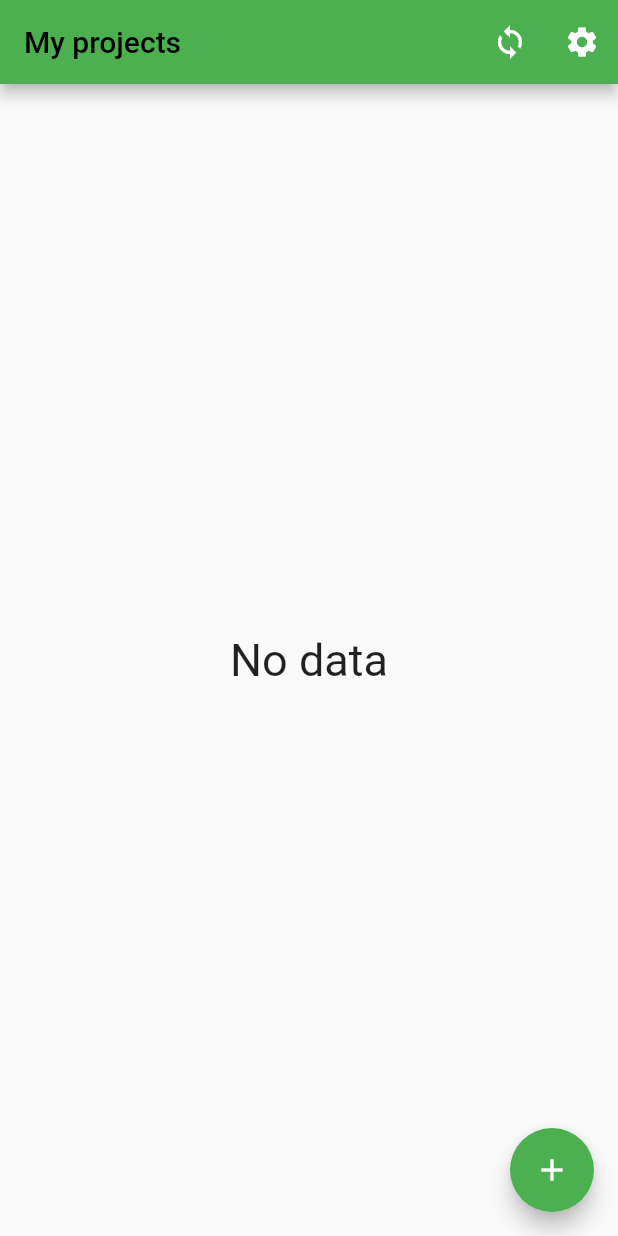
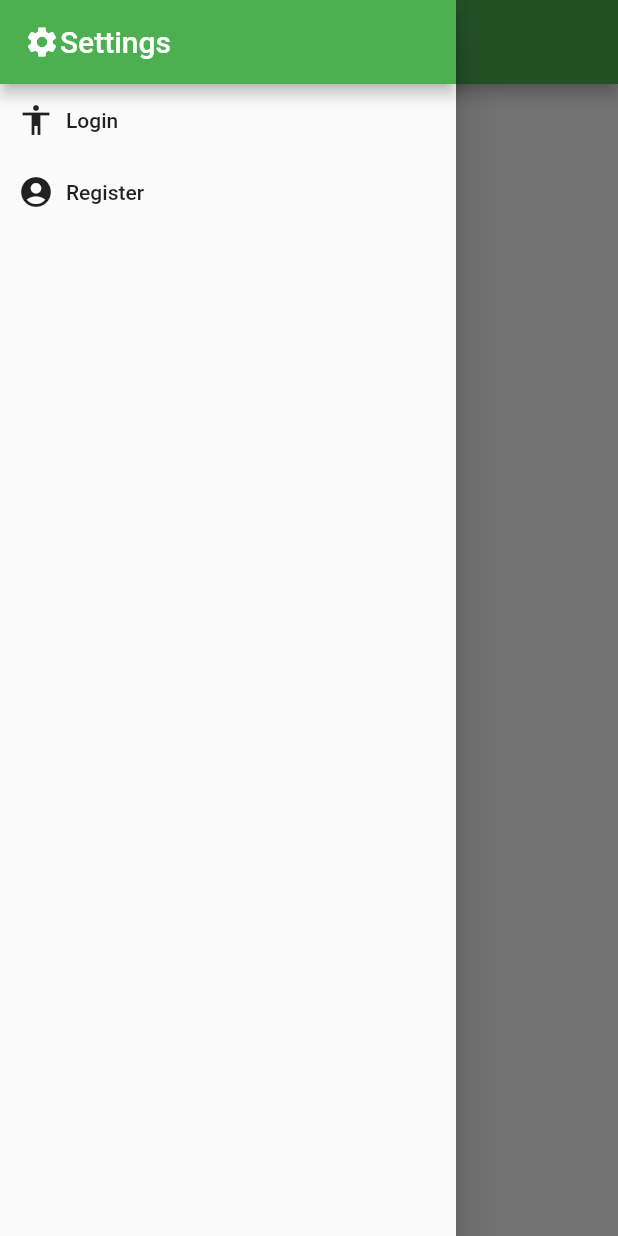
Before and after one commit to jWinterDay/InfoScannerMobile, a Flutter app: the screen it shows after launch, with the side drawer open (before the commit the screen has no drawer), on a phone screen of 412 x 824 dp. Run offline on Flutter 3.47's test engine with Material 2 defaults, Android fonts, the phone set to English and light mode, and no system bars; our stand-ins replace rxdart, shared_preferences, sqflite; missing offline and left inert: device_id; accounts and stored records are empty.

Commit message:
+ login screen + left side menu

```diff
--- a/lib/blocs/projects_bloc.dart
+++ b/lib/blocs/projects_bloc.dart
@@ -7,6 +7,8 @@ import '../models/project_model.dart';
 
 
 Function projectEq = const ListEquality().equals;
+
+//final bloc = ProjectsBloc();
 
 class ProjectsBloc {
   final _projectRepository = ProjectRepository();
@@ -34,6 +36,7 @@ class ProjectsBloc {
   syncAllProjects(List<Project> data) async {
     var m = data.map((p) => p.projectId).toList();
     print('data from listen event: $m');
+    //print('data from listen event: $data');
   }
 
   fetchAllProjects() async {
@@ -74,5 +77,3 @@ class ProjectsBloc {
     _projectsFetcher.close();
   }
 }
-
-final bloc = ProjectsBloc();
--- a/lib/main.dart
+++ b/lib/main.dart
@@ -5,7 +5,11 @@ import 'package:flutter/material.dart';
 //import 'dart:isolate';
 //import 'package:flutter/foundation.dart' as foundation;
 
-import 'ui/project_list_screen.dart';
+import 'ui/project/project_list_screen.dart';
+import 'ui/home_screen.dart';
+import 'ui/palette/palette_list_screen.dart';
+import 'ui/auth/user_login_screen.dart';
+import 'ui/auth/user_register_screen.dart';
 
 
 void main() => runApp(App());
@@ -18,9 +22,17 @@ class App extends StatelessWidget {
       theme: ThemeData(
         primarySwatch: Colors.green,
       ),
-      home: Scaffold(
-        body: ProjectListScreen()
-      )
+      initialRoute: '/',
+      routes: {
+        '/': (context) => HomeScreen(),
+        '/project': (context) => ProjectListScreen(),
+        '/palette': (context) => PaletteListScreen(),
+        '/user_login': (context) => UserLoginScreen(),
+        '/user_register': (context) => UserRegisterScreen(),
+      },
+      //home: Scaffold(
+      //  body: HomeScreen()//ProjectListScreen()
+      //)
     );
   }
 }
--- /dev/null
+++ b/lib/ui/home_screen.dart
@@ -0,0 +1,52 @@
+import 'package:flutter/material.dart';
+import './left_panel_screen.dart';
+
+class HomeScreen extends StatefulWidget {
+  @override
+  _HomeState createState() => _HomeState();
+}
+
+class _HomeState extends State<HomeScreen> {
+  @override
+  void dispose() {
+    super.dispose();
+  }
+
+  @override
+  Widget build(BuildContext context) {
+    return Scaffold(
+      appBar: AppBar(
+        title: Text(
+          'Home',
+          //style: TextStyle(color: Colors.black),
+        ),
+      ),
+      drawer: Drawer(
+        child: LeftPanelScreen(),
+      ),
+      body: Padding(
+        padding: EdgeInsets.only(left: 16, top: 16),
+        child: Column(
+          children: <Widget>[
+            Align(
+              alignment: Alignment.topLeft,
+              child: FlatButton.icon(
+                label: Text('Projects'),
+                icon: Icon(Icons.compare),
+                onPressed: () => { Navigator.pushNamed(context, '/project') },
+              ),
+            ),
+            Align(
+              alignment: Alignment.topLeft,
+              child: FlatButton.icon(
+                label: Text('Palette'),
+                icon: Icon(Icons.color_lens),
+                onPressed: () => { Navigator.pushNamed(context, '/palette') },
+              )
+            )
+          ],
+        )
+      )
+    );
+  }
+}
--- /dev/null
+++ b/lib/ui/left_panel_screen.dart
@@ -0,0 +1,51 @@
+import 'package:flutter/material.dart';
+import 'package:shared_preferences/shared_preferences.dart' as shared;
+
+class LeftPanelScreen extends StatefulWidget {
+  @override
+  _LeftPanelState createState() => _LeftPanelState();
+}
+
+class _LeftPanelState extends State<LeftPanelScreen> {
+  //constructor
+  _LeftPanelState() {
+    //var sp = shared.SharedPreferences.getInstance();
+    //sp.
+    //Navigator.pushNamed(context, '/user_login')
+  }
+
+  @override
+  Widget build(BuildContext context) {
+    return Scaffold(
+      appBar: AppBar(
+        title: Row(
+          children: <Widget>[
+            Icon(Icons.settings),
+            Text('Settings'),
+          ],
+        )
+      ),
+      body: Column(
+        children: <Widget>[
+          Align(
+            alignment: Alignment.topLeft,
+            child: FlatButton.icon(
+              label: Text('Login'),
+              icon: Icon(Icons.accessibility),
+              onPressed: () => { Navigator.pushNamed(context, '/user_login') },
+            ),
+          ),
+          Align(
+            alignment: Alignment.topLeft,
+            child: FlatButton.icon(
+              label: Text('Register'),
+              icon: Icon(Icons.account_circle),
+              onPressed: () => { Navigator.pushNamed(context, '/user_register') },
+            )
+          )
+        ],
+      )
+      //Center(child: CircularProgressIndicator())
+    );
+  }
+}
```
Also changed, not shown: lib/Database.dart (+3 -14 lines), lib/models/logged_user_info.dart (added, +82 -0 lines), lib/models/project_model.dart (+11 -1 lines), lib/ui/auth/user_login_screen.dart (added, +84 -0 lines), lib/ui/auth/user_register_screen.dart (added, +23 -0 lines), lib/ui/palette/palette_list_screen.dart (added, +23 -0 lines), lib/ui/project/project_edit_screen.dart (added, +186 -0 lines), lib/ui/project/project_list_screen.dart (renamed from lib/ui/project_list_screen.dart, +21 -13 lines), lib/ui/project_edit_screen.dart (deleted, +0 -101 lines).
